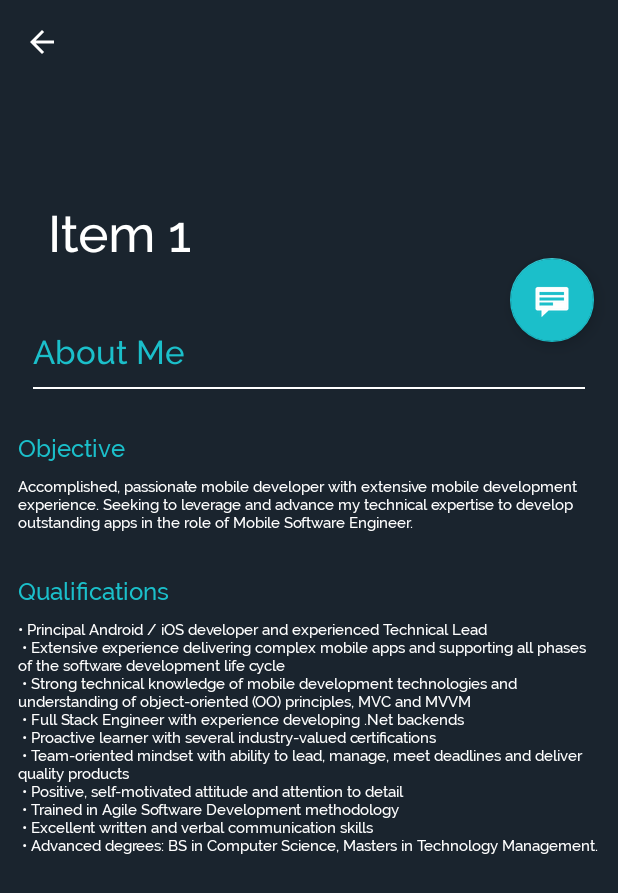
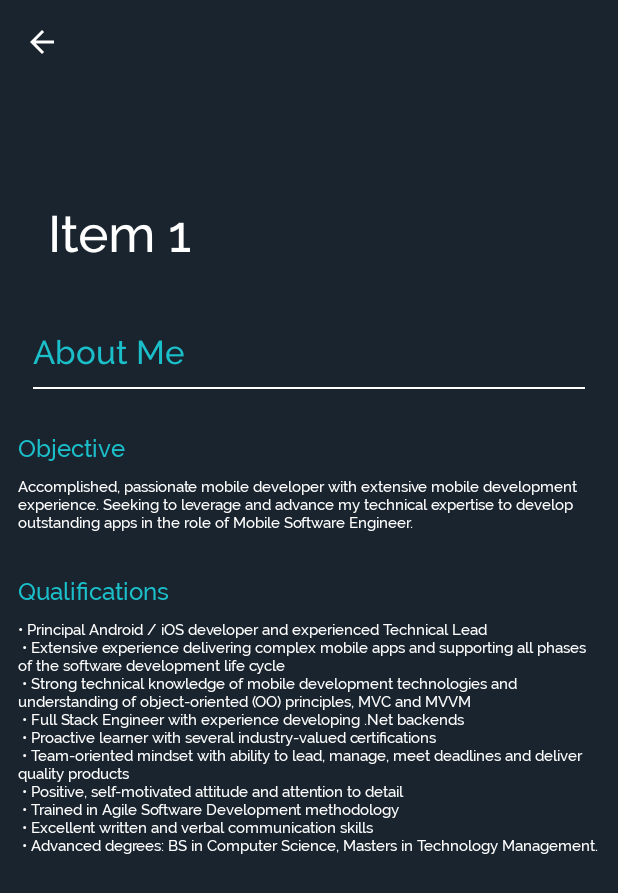
Before and after one commit to botradingblog1/android-kotlin-developer-portfolio-2, an Android app: the screen it shows after launch (ItemDetailActivity), on a phone screen of 412 x 824 dp. Shown: the top 893 px of the screen. Run offline under Robolectric (Android 15) with nearby library versions, the phone set to English and light mode, and no system bars; 1 statement that could not run was skipped.

Commit message:
style updates.

```diff
--- a/app/src/main/java/com/justmobiledev/developerportfolio/ItemDetailActivity.kt
+++ b/app/src/main/java/com/justmobiledev/developerportfolio/ItemDetailActivity.kt
@@ -20,10 +20,10 @@ class ItemDetailActivity : AppCompatActivity() {
         setContentView(R.layout.activity_item_detail)
         setSupportActionBar(detail_toolbar)
 
-        fab.setOnClickListener { view ->
+        /* fab.setOnClickListener { view ->
             Snackbar.make(view, "Replace with your own detail action", Snackbar.LENGTH_LONG)
                     .setAction("Action", null).show()
-        }
+        }*/
 
         // Show the Up button in the action bar.
         supportActionBar?.setDisplayHomeAsUpEnabled(true)
--- a/app/src/main/res/layout/activity_item_detail.xml
+++ b/app/src/main/res/layout/activity_item_detail.xml
@@ -42,7 +42,7 @@
         android:layout_height="match_parent"
         app:layout_behavior="@string/appbar_scrolling_view_behavior" />
 
-    <android.support.design.widget.FloatingActionButton
+    <!--<android.support.design.widget.FloatingActionButton
         android:id="@+id/fab"
         android:layout_width="wrap_content"
         android:layout_height="wrap_content"
@@ -50,6 +50,6 @@
         android:layout_margin="@dimen/fab_margin"
         app:srcCompat="@android:drawable/stat_notify_chat"
         app:layout_anchor="@+id/item_detail_container"
-        app:layout_anchorGravity="top|end" />
+        app:layout_anchorGravity="top|end" />-->
 
 </android.support.design.widget.CoordinatorLayout>
--- a/app/src/main/res/layout/activity_item_list.xml
+++ b/app/src/main/res/layout/activity_item_list.xml
@@ -5,6 +5,7 @@
                                                  android:layout_width="match_parent"
                                                  android:layout_height="match_parent"
                                                  android:fitsSystemWindows="true"
+                                                 android:backgroundTint="@color/colorPrimary"
                                                  tools:context=".ItemListActivity">
 
     <android.support.design.widget.AppBarLayout
@@ -30,13 +31,13 @@
         <include layout="@layout/item_list"/>
     </FrameLayout>
 
-    <android.support.design.widget.FloatingActionButton
+    <!--<android.support.design.widget.FloatingActionButton
             android:id="@+id/fab"
             android:layout_width="wrap_content"
             android:layout_height="wrap_content"
             android:layout_gravity="bottom|end"
             android:layout_margin="@dimen/fab_margin"
-            app:srcCompat="@android:drawable/ic_dialog_email"/>
+            app:srcCompat="@android:drawable/ic_dialog_email"/>-->
 
 
 </android.support.design.widget.CoordinatorLayout>
--- a/app/src/main/res/layout/fragment_about.xml
+++ b/app/src/main/res/layout/fragment_about.xml
@@ -3,6 +3,7 @@
               xmlns:tools="http://schemas.android.com/tools"
     android:layout_height="match_parent"
     android:layout_width="match_parent"
+    android:background="@color/colorPrimary"
     android:padding="@dimen/page_frame_padding"
     android:orientation="vertical">
     <TextView
--- a/app/src/main/res/layout/item_list.xml
+++ b/app/src/main/res/layout/item_list.xml
@@ -6,6 +6,7 @@
                                         android:name="com.justmobiledev.developerportfolio.ItemDetailFragment"
                                         android:layout_width="match_parent"
                                         android:layout_height="match_parent"
+                                        android:background="@color/colorPrimary"
                                         android:layout_marginLeft="16dp"
                                         android:layout_marginRight="16dp"
                                         app:layoutManager="LinearLayoutManager"
```
